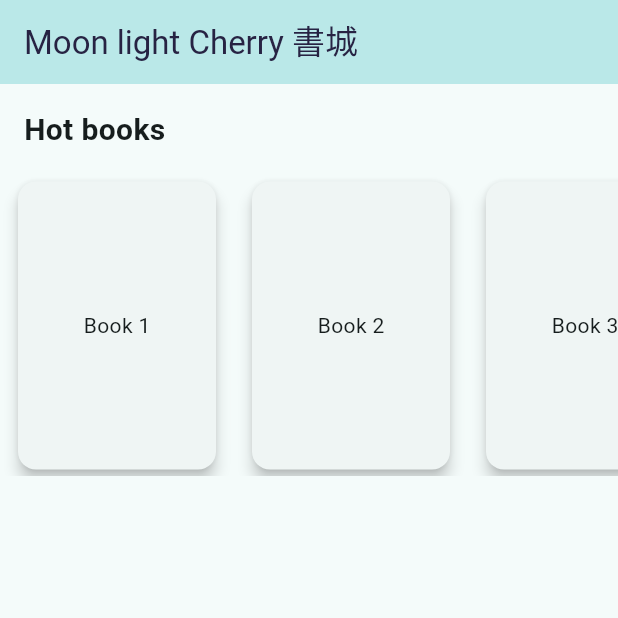
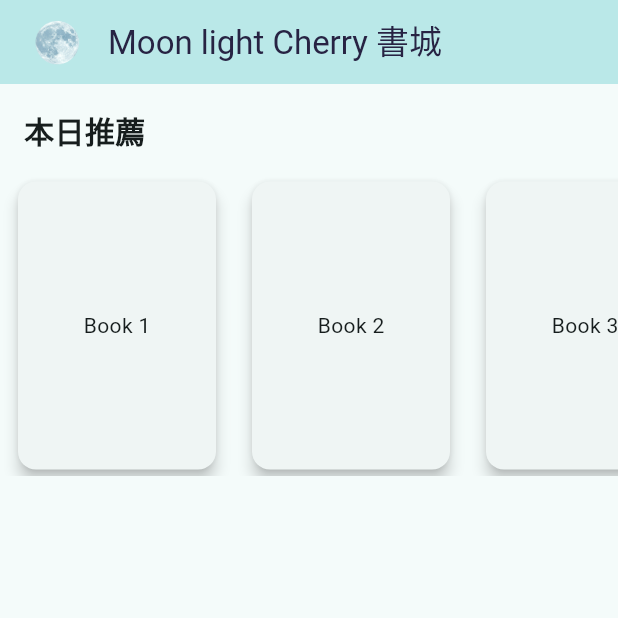
Before and after one commit to AlexTrinityBlock/moonlight_cherry_books_flutter, a Flutter app: the screen it shows after launch, on a phone screen of 412 x 824 dp, the top half of it. Run offline on Flutter 3.47's test engine with Material 3 defaults, Android fonts, the phone set to English and light mode, and no system bars.

Commit message:
更新 pubspec.yaml 以新增資源目錄，將首頁標題改為中文，並在自訂 AppBar 中新增圖片作為 leading 元件

```diff
--- a/lib/pages/home.dart
+++ b/lib/pages/home.dart
@@ -27,7 +27,7 @@ class _HomePageState extends State<HomePage> {
             const Padding(
               padding: EdgeInsets.all(16.0),
               child: Text(
-                'Hot books',
+                '本日推薦',
                 style: TextStyle(
                   fontSize: 20,
                   fontWeight: FontWeight.bold,
--- a/lib/widgets/app_bar_1.dart
+++ b/lib/widgets/app_bar_1.dart
@@ -20,6 +20,15 @@ class AppBar1 extends StatelessWidget implements PreferredSizeWidget{
           color: Color.fromARGB(255, 39, 35, 67)
         ),
       ),
+      // Leading ，採用圖片
+      // Leading 向右移動些
+      leading: Padding(
+        padding: const EdgeInsets.only(left: 20.0),
+        child: Image.asset(
+          'assets/images/leading.png',
+          fit: BoxFit.cover,
+        ),
+      ),
       // 背景顏色，採用色碼
       backgroundColor: Color.fromARGB(255, 186, 232, 232)
     );
--- a/pubspec.yaml
+++ b/pubspec.yaml
@@ -58,8 +58,8 @@ flutter:
   uses-material-design: true
 
   # To add assets to your application, add an assets section, like this:
-  # assets:
-  #   - images/a_dot_burr.jpeg
+  assets:
+    - assets/images/
   #   - images/a_dot_ham.jpeg
 
   # An image asset can refer to one or more resolution-specific "variants", see
```
Also changed, not shown: assets/images/leading.png (added), assets/images/moon_icon.jpg (added).
